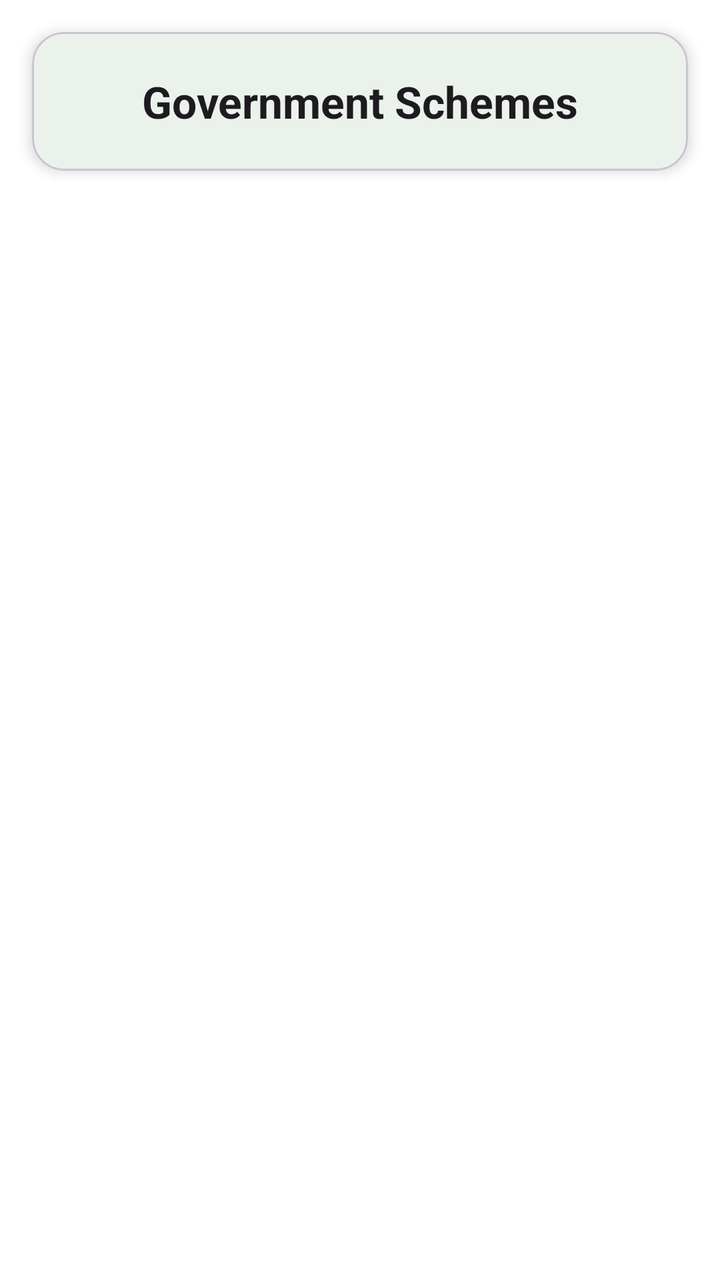
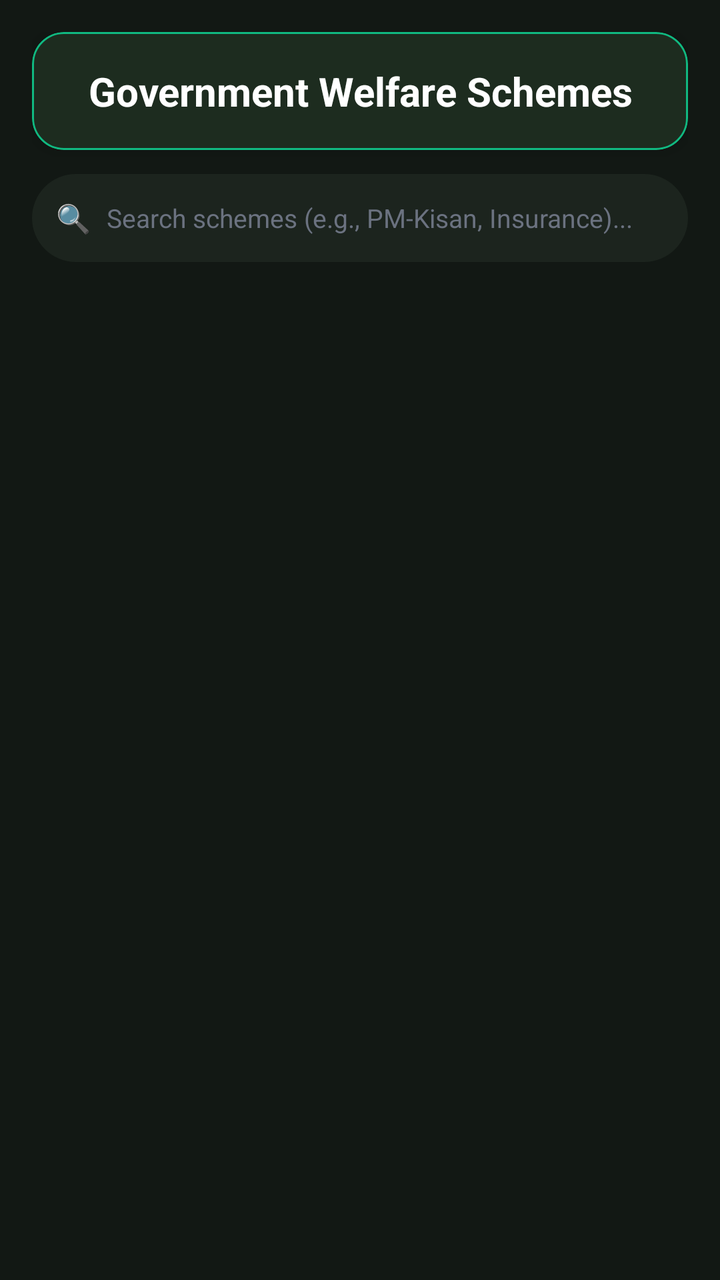

An Android layout rendered at two revisions. The XML below is the earlier revision; the diff shows what the commit changed to produce the second picture.
<!-- AndroidManifest.xml: application theme Theme.SmartAgriculture -->
<!-- res/layout/fragment_schemes.xml -->
<?xml version="1.0" encoding="utf-8"?>
<androidx.constraintlayout.widget.ConstraintLayout xmlns:android="http://schemas.android.com/apk/res/android"
    xmlns:app="http://schemas.android.com/apk/res-auto"
    android:layout_width="match_parent"
    android:layout_height="match_parent"
    android:background="?attr/colorSurface">

    <com.google.android.material.card.MaterialCardView
        android:id="@+id/cvHeader"
        android:layout_width="match_parent"
        android:layout_height="wrap_content"
        android:layout_margin="16dp"
        app:cardBackgroundColor="?attr/colorSurface"
        app:cardCornerRadius="16dp"
        app:cardElevation="4dp"
        app:layout_constraintTop_toTopOf="parent">

        <TextView
            android:id="@+id/tvSchemesTitle"
            android:layout_width="match_parent"
            android:layout_height="wrap_content"
            android:padding="20dp"
            android:text="Government Schemes"
            android:textColor="?attr/colorOnSurface"
            android:textSize="22sp"
            android:textStyle="bold"
            android:gravity="center"/>
    </com.google.android.material.card.MaterialCardView>

    <androidx.recyclerview.widget.RecyclerView
        android:id="@+id/rvSchemes"
        android:layout_width="match_parent"
        android:layout_height="0dp"
        android:paddingTop="8dp"
        android:paddingBottom="16dp"
        android:clipToPadding="false"
        app:layout_constraintTop_toBottomOf="@id/cvHeader"
        app:layout_constraintBottom_toBottomOf="parent" />

</androidx.constraintlayout.widget.ConstraintLayout>
<!-- resources referenced by this layout -->
<resources>
  <style name="Theme.SmartAgriculture" parent="Base.Theme.SmartAgriculture" />
  <style name="Base.Theme.SmartAgriculture" parent="Theme.Material3.DayNight.NoActionBar">
          
          <item name="colorPrimary">@color/colorPrimary</item>
          <item name="colorPrimaryVariant">@color/colorPrimaryVariant</item>
          <item name="colorOnPrimary">@color/colorOnPrimary</item>
          
          
          <item name="colorSecondary">@color/colorSecondary</item>
          <item name="colorSecondaryVariant">@color/colorSecondaryVariant</item>
          <item name="colorOnSecondary">@color/colorOnSecondary</item>
          
          
          <item name="android:colorBackground">@color/colorBackground</item>
          <item name="colorSurface">@color/colorSurface</item>
          
          
          <item name="fontFamily">sans-serif</item>
      </style>
  <color name="colorPrimary">#2E7D32</color>
  <color name="colorPrimaryVariant">#1B5E20</color>
  <color name="colorOnPrimary">#FFFFFF</color>
  <color name="colorSecondary">#81C784</color>
  <color name="colorSecondaryVariant">#66BB6A</color>
  <color name="colorOnSecondary">#000000</color>
  <color name="colorBackground">#F5F5F5</color>
  <color name="colorSurface">#FFFFFF</color>
</resources>

<!-- the commit's change to res/layout/fragment_schemes.xml (unified diff, before → after) -->
@@ -3,38 +3,74 @@
     xmlns:app="http://schemas.android.com/apk/res-auto"
     android:layout_width="match_parent"
     android:layout_height="match_parent"
-    android:background="?attr/colorSurface">
+    android:background="#121814"
+    android:padding="16dp">
 
+    
     <com.google.android.material.card.MaterialCardView
         android:id="@+id/cvHeader"
         android:layout_width="match_parent"
         android:layout_height="wrap_content"
-        android:layout_margin="16dp"
-        app:cardBackgroundColor="?attr/colorSurface"
+        app:cardBackgroundColor="#1C241E"
         app:cardCornerRadius="16dp"
         app:cardElevation="4dp"
+        app:strokeColor="#10B981"
+        app:strokeWidth="1dp"
         app:layout_constraintTop_toTopOf="parent">
 
         <TextView
             android:id="@+id/tvSchemesTitle"
             android:layout_width="match_parent"
             android:layout_height="wrap_content"
-            android:padding="20dp"
-            android:text="Government Schemes"
-            android:textColor="?attr/colorOnSurface"
-            android:textSize="22sp"
+            android:padding="16dp"
+            android:text="Government Welfare Schemes"
+            android:textColor="#FFFFFF"
+            android:textSize="20sp"
             android:textStyle="bold"
             android:gravity="center"/>
     </com.google.android.material.card.MaterialCardView>
+
+    
+    <LinearLayout
+        android:id="@+id/searchRow"
+        android:layout_width="match_parent"
+        android:layout_height="44dp"
+        android:layout_marginTop="12dp"
+        android:background="@drawable/rounded_button"
+        android:backgroundTint="#1C241E"
+        android:gravity="center_vertical"
+        android:orientation="horizontal"
+        android:paddingHorizontal="12dp"
+        app:layout_constraintTop_toBottomOf="@id/cvHeader">
+
+        <TextView
+            android:layout_width="wrap_content"
+            android:layout_height="wrap_content"
+            android:text="🔍"
+            android:textSize="14sp" />
+
+        <EditText
+            android:id="@+id/etSearchSchemes"
+            android:layout_width="match_parent"
+            android:layout_height="match_parent"
+            android:layout_marginStart="8dp"
+            android:background="@null"
+            android:hint="Search schemes (e.g., PM-Kisan, Insurance)..."
+            android:imeOptions="actionSearch"
+            android:inputType="text"
+            android:textColor="#FFFFFF"
+            android:textColorHint="#6B7280"
+            android:textSize="13sp" />
+    </LinearLayout>
 
     <androidx.recyclerview.widget.RecyclerView
         android:id="@+id/rvSchemes"
         android:layout_width="match_parent"
         android:layout_height="0dp"
-        android:paddingTop="8dp"
+        android:layout_marginTop="12dp"
         android:paddingBottom="16dp"
         android:clipToPadding="false"
-        app:layout_constraintTop_toBottomOf="@id/cvHeader"
+        app:layout_constraintTop_toBottomOf="@id/searchRow"
         app:layout_constraintBottom_toBottomOf="parent" />
 
 </androidx.constraintlayout.widget.ConstraintLayout>
<!-- resource entries referenced after the edit -->
@@ -1,5 +1,12 @@
 <!-- resources referenced by this layout -->
 <resources>
+  <!-- drawable rounded_button (drawable) -->
+  <?xml version="1.0" encoding="utf-8"?>
+  <shape xmlns:android="http://schemas.android.com/apk/res/android"
+      android:shape="rectangle">
+      <solid android:color="#FFFFFF"/>
+      <corners android:radius="50dp"/>
+  </shape>
   <style name="Theme.SmartAgriculture" parent="Base.Theme.SmartAgriculture" />
   <style name="Base.Theme.SmartAgriculture" parent="Theme.Material3.DayNight.NoActionBar">
           
@@ -13,8 +20,11 @@
           <item name="colorOnSecondary">@color/colorOnSecondary</item>
           
           
-          <item name="android:colorBackground">@color/colorBackground</item>
-          <item name="colorSurface">@color/colorSurface</item>
+          <item name="android:colorBackground">#121814</item>
+          <item name="colorSurface">#1C241E</item>
+          <item name="colorSurfaceVariant">#242E27</item>
+          <item name="colorOnSurface">#FFFFFF</item>
+          <item name="colorOnSurfaceVariant">#9CA3AF</item>
           
           
           <item name="fontFamily">sans-serif</item>
@@ -25,7 +35,5 @@
   <color name="colorSecondary">#81C784</color>
   <color name="colorSecondaryVariant">#66BB6A</color>
   <color name="colorOnSecondary">#000000</color>
-  <color name="colorBackground">#F5F5F5</color>
-  <color name="colorSurface">#FFFFFF</color>
 </resources>
 
